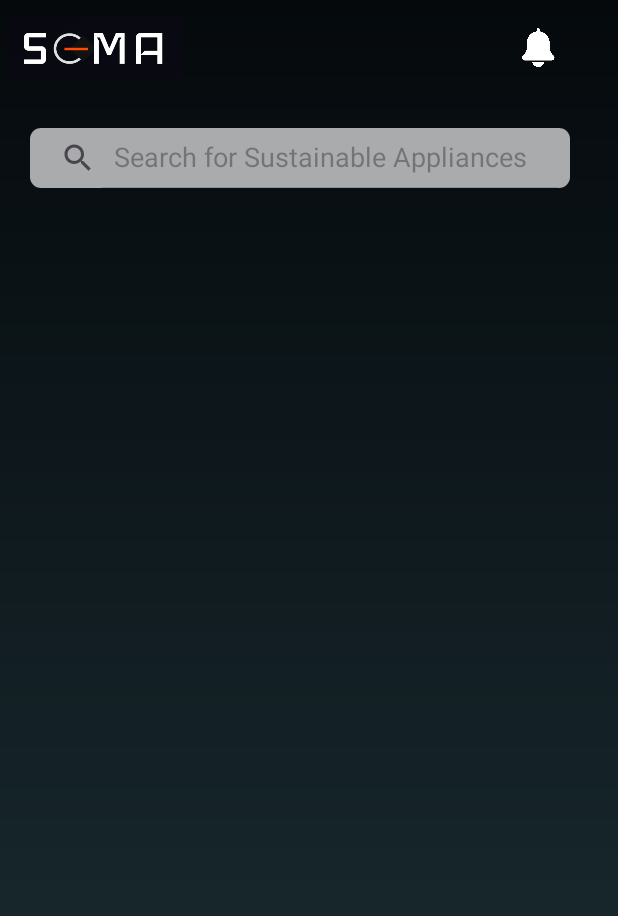
After one commit to AhamasmiAdarsh/SEMA, an Android app: the fragment ShopFragment shown on its own in the app's theme, on a phone screen of 412 x 824 dp. The commit adds this screen. Shown: the top 916 px of the screen. Run offline under Robolectric (Android 15) with nearby library versions, the phone set to English and light mode, and no system bars; Roboto replaces fonts that are not available here.

Commit message:
semi home (almost)

```diff
--- /dev/null
+++ b/app/src/main/java/com/example/sema3/Fragment/ShopFragment.java
@@ -0,0 +1,66 @@
+package com.example.sema3.Fragment;
+
+import android.os.Bundle;
+
+import androidx.fragment.app.Fragment;
+
+import android.view.LayoutInflater;
+import android.view.View;
+import android.view.ViewGroup;
+
+import com.example.sema3.R;
+
+/**
+ * A simple {@link Fragment} subclass.
+ * Use the {@link ShopFragment#newInstance} factory method to
+ * create an instance of this fragment.
+ */
+public class ShopFragment extends Fragment {
+
+    // TODO: Rename parameter arguments, choose names that match
+    // the fragment initialization parameters, e.g. ARG_ITEM_NUMBER
+    private static final String ARG_PARAM1 = "param1";
+    private static final String ARG_PARAM2 = "param2";
+
+    // TODO: Rename and change types of parameters
+    private String mParam1;
+    private String mParam2;
+
+    public ShopFragment() {
+        // Required empty public constructor
+    }
+
+    /**
+     * Use this factory method to create a new instance of
+     * this fragment using the provided parameters.
+     *
+     * @param param1 Parameter 1.
+     * @param param2 Parameter 2.
+     * @return A new instance of fragment ShopFragment.
+     */
+    // TODO: Rename and change types and number of parameters
+    public static ShopFragment newInstance(String param1, String param2) {
+        ShopFragment fragment = new ShopFragment();
+        Bundle args = new Bundle();
+        args.putString(ARG_PARAM1, param1);
+        args.putString(ARG_PARAM2, param2);
+        fragment.setArguments(args);
+        return fragment;
+    }
+
+    @Override
+    public void onCreate(Bundle savedInstanceState) {
+        super.onCreate(savedInstanceState);
+        if (getArguments() != null) {
+            mParam1 = getArguments().getString(ARG_PARAM1);
+            mParam2 = getArguments().getString(ARG_PARAM2);
+        }
+    }
+
+    @Override
+    public View onCreateView(LayoutInflater inflater, ViewGroup container,
+                             Bundle savedInstanceState) {
+        // Inflate the layout for this fragment
+        return inflater.inflate(R.layout.fragment_shop, container, false);
+    }
+}
--- a/app/src/main/res/drawable/round.xml
+++ b/app/src/main/res/drawable/round.xml
@@ -3,6 +3,5 @@
     <shape xmlns:android="http://schemas.android.com/apk/res/android"
         android:shape="rectangle">
         <corners android:radius="7dp" />
-    <solid android:color="#A6FFFFFF"/> <!-- Adjust the radius as per your preference -->
-         -- Background color of the rounded shape -->
+    <solid android:color="#A6FFFFFF"/>
     </shape>
--- a/app/src/main/res/layout/fragment_community.xml
+++ b/app/src/main/res/layout/fragment_community.xml
@@ -171,7 +171,7 @@
                 android:layout_marginTop="15dp"
                 android:background="@drawable/round"
                 android:iconifiedByDefault="false"
-                android:queryHint="Search for your neighbours..." />
+                android:queryHint="Search for your neighbours..." ></SearchView>
 
             <LinearLayout
                 android:layout_marginTop="15dp"
--- /dev/null
+++ b/app/src/main/res/layout/fragment_shop.xml
@@ -0,0 +1,78 @@
+<?xml version="1.0" encoding="utf-8"?>
+<FrameLayout xmlns:android="http://schemas.android.com/apk/res/android"
+    xmlns:tools="http://schemas.android.com/tools"
+    android:layout_width="match_parent"
+    android:layout_height="match_parent"
+    xmlns:app="http://schemas.android.com/apk/res-auto"
+    android:background="@drawable/gradient"
+    tools:context=".Fragment.ShopFragment">
+
+    <androidx.constraintlayout.widget.ConstraintLayout
+
+        android:id="@+id/header"
+        android:layout_width="411dp"
+        android:layout_height="60dp"
+        android:layout_marginBottom="651dp"
+        app:layout_constraintBottom_toBottomOf="parent"
+        app:layout_constraintEnd_toEndOf="parent"
+        app:layout_constraintHorizontal_bias="1.0"
+        app:layout_constraintStart_toStartOf="parent"
+        app:layout_constraintTop_toTopOf="parent"
+        app:layout_constraintVertical_bias="0.05">
+
+        <ImageView
+            android:id="@+id/sema"
+            android:layout_width="123dp"
+            android:layout_height="41dp"
+            android:layout_marginStart="1dp"
+            android:layout_marginTop="3dp"
+            android:layout_marginEnd="141dp"
+            android:layout_marginBottom="7dp"
+
+            android:src="@drawable/sema"
+
+            app:layout_constraintBottom_toBottomOf="parent"
+            app:layout_constraintEnd_toStartOf="@+id/notification"
+            app:layout_constraintHorizontal_bias="0.0"
+            app:layout_constraintStart_toStartOf="parent"
+            app:layout_constraintTop_toTopOf="parent"
+            app:layout_constraintVertical_bias="1.0" />
+
+        <ImageView
+            android:id="@+id/notification"
+            android:layout_width="31dp"
+            android:layout_height="26dp"
+            android:layout_marginStart="345dp"
+            android:layout_marginTop="19dp"
+
+            android:layout_marginBottom="15dp"
+            android:src="@drawable/bell"
+            app:layout_constraintBottom_toBottomOf="parent"
+            app:layout_constraintEnd_toEndOf="parent"
+            app:layout_constraintHorizontal_bias="0.0"
+            app:layout_constraintStart_toStartOf="parent"
+            app:layout_constraintTop_toTopOf="parent"
+            app:layout_constraintVertical_bias="1.0" />
+
+    </androidx.constraintlayout.widget.ConstraintLayout>
+    <LinearLayout
+        android:layout_marginTop="70dp"
+        android:layout_width="match_parent"
+        android:layout_height="wrap_content"
+        android:orientation="vertical">
+
+        <SearchView
+            android:layout_width="360dp"
+            android:layout_height="40dp"
+            android:layout_marginStart="20dp"
+            android:layout_marginTop="15dp"
+            android:background="@drawable/round"
+            android:iconifiedByDefault="false"
+            android:queryHint="Search for Sustainable Appliances" />
+
+
+    </LinearLayout>
+
+
+
+</FrameLayout>
```
